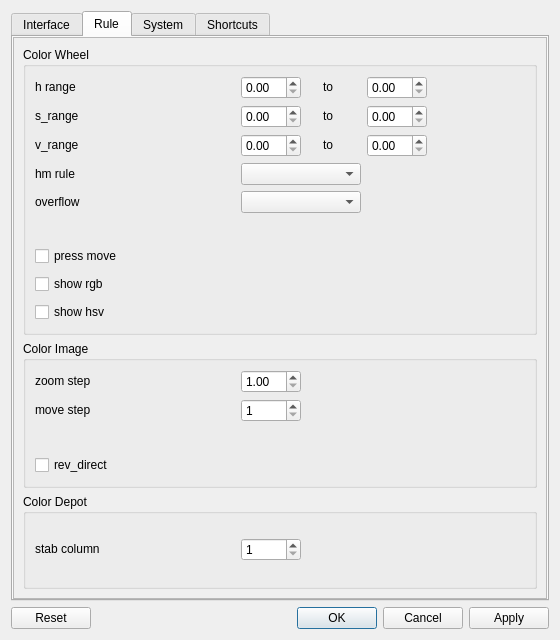
insad/DigitalPalette, file src/main/python/cguis/design/settings_dialog.ui: the form before one commit.
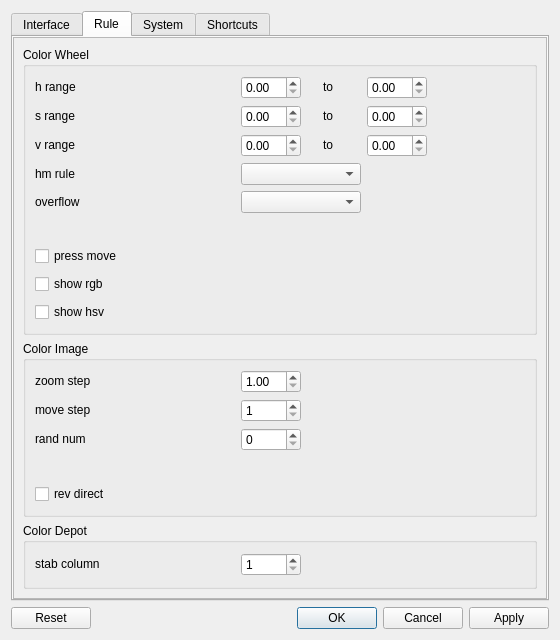
The form after the commit. The open tabs and pages were chosen to show the change.

The edit to the form file:
```diff
--- a/src/main/python/cguis/design/settings_dialog.ui
+++ b/src/main/python/cguis/design/settings_dialog.ui
@@ -835,6 +835,12 @@
        </property>
        <item row="0" column="0">
         <widget class="QScrollArea" name="rule_scroll_area">
+         <property name="verticalScrollBarPolicy">
+          <enum>Qt::ScrollBarAlwaysOff</enum>
+         </property>
+         <property name="horizontalScrollBarPolicy">
+          <enum>Qt::ScrollBarAlwaysOff</enum>
+         </property>
          <property name="widgetResizable">
           <bool>true</bool>
          </property>
@@ -844,7 +850,7 @@
             <x>0</x>
             <y>0</y>
             <width>530</width>
-            <height>553</height>
+            <height>577</height>
            </rect>
           </property>
           <layout class="QVBoxLayout" name="verticalLayout_2">
@@ -967,7 +973,7 @@
                  </size>
                 </property>
                 <property name="text">
-                 <string>s_range</string>
+                 <string>s range</string>
                 </property>
                </widget>
               </item>
@@ -1052,7 +1058,7 @@
                  </size>
                 </property>
                 <property name="text">
-                 <string>v_range</string>
+                 <string>v range</string>
                 </property>
                </widget>
               </item>
@@ -1387,7 +1393,45 @@
                 </property>
                </widget>
               </item>
-              <item row="2" column="0" colspan="3">
+              <item row="2" column="0">
+               <widget class="QLabel" name="rand_num_label">
+                <property name="minimumSize">
+                 <size>
+                  <width>200</width>
+                  <height>20</height>
+                 </size>
+                </property>
+                <property name="maximumSize">
+                 <size>
+                  <width>200</width>
+                  <height>20</height>
+                 </size>
+                </property>
+                <property name="text">
+                 <string>rand num</string>
+                </property>
+               </widget>
+              </item>
+              <item row="2" column="1">
+               <widget class="QSpinBox" name="rand_num_sp">
+                <property name="minimumSize">
+                 <size>
+                  <width>60</width>
+                  <height>0</height>
+                 </size>
+                </property>
+                <property name="maximumSize">
+                 <size>
+                  <width>60</width>
+                  <height>16777215</height>
+                 </size>
+                </property>
+                <property name="maximum">
+                 <number>1000000000</number>
+                </property>
+               </widget>
+              </item>
+              <item row="3" column="0" colspan="3">
                <widget class="QWidget" name="color_image_inner_space" native="true">
                 <property name="minimumSize">
                  <size>
@@ -1403,7 +1447,7 @@
                 </property>
                </widget>
               </item>
-              <item row="3" column="0" colspan="3">
+              <item row="4" column="0" colspan="3">
                <widget class="QCheckBox" name="rev_direct_cbox">
                 <property name="minimumSize">
                  <size>
@@ -1418,7 +1462,7 @@
                  </size>
                 </property>
                 <property name="text">
-                 <string>rev_direct</string>
+                 <string>rev direct</string>
                 </property>
                 <property name="checked">
                  <bool>false</bool>
```
Left out of the diff: 20 changed lines with no effect on the pictures.
